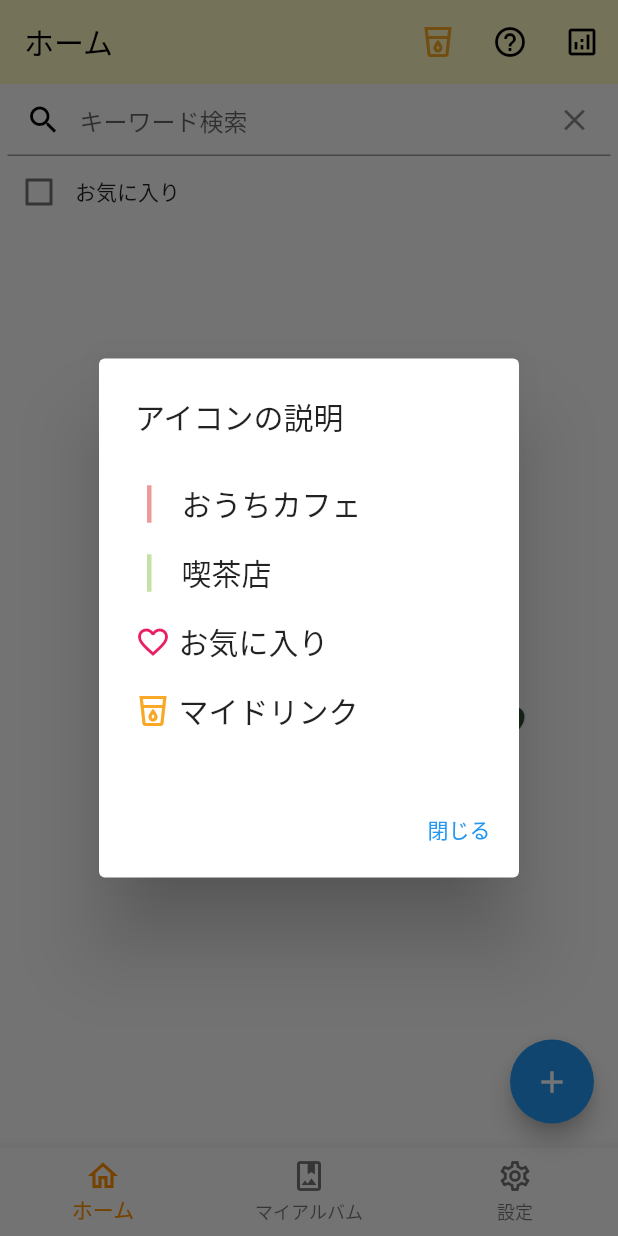
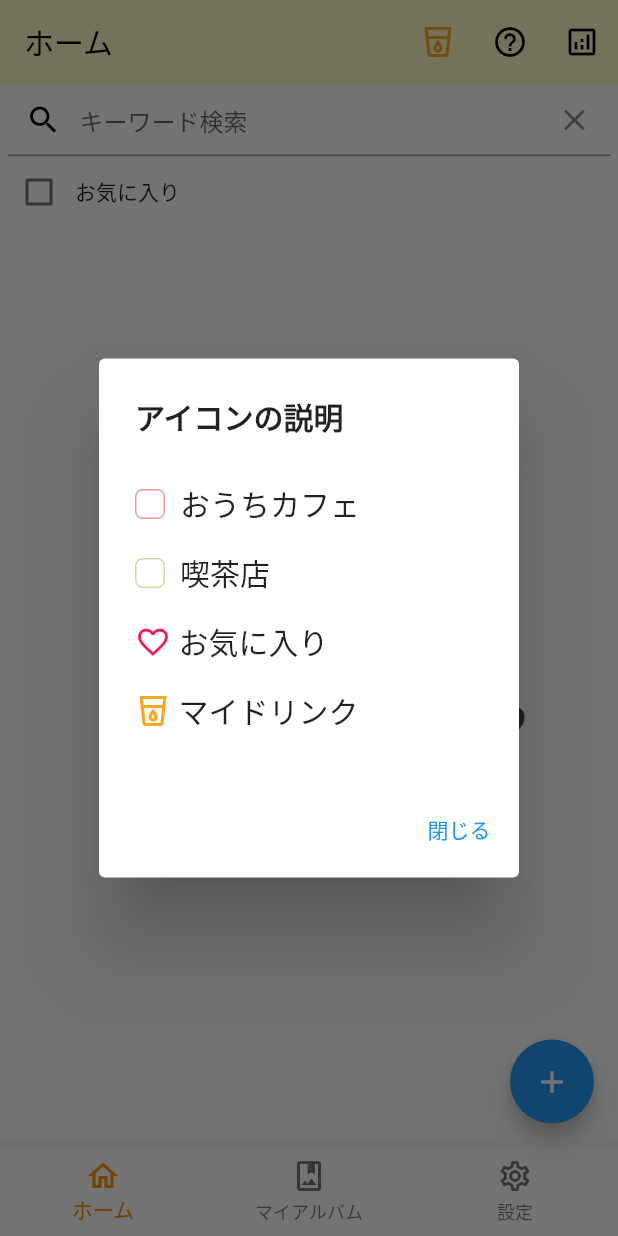
Before and after one commit to y0303noki/DrinkMemo, a Flutter app: the screen it shows after launch, after a tap on the "help outline" icon, on a phone screen of 412 x 824 dp. Run offline on Flutter 3.47's test engine with Material 2 defaults, Android fonts, the phone set to English and light mode, and no system bars; drawn by our look-alikes of flutter_easyloading; our stand-ins replace cloud_firestore, firebase_auth, firebase_core, firebase_storage, flutter_typeahead, image_picker; accounts and stored records are empty; network calls fail.

Commit message:
チュートリアル修正

```diff
--- a/lib/main.dart
+++ b/lib/main.dart
@@ -65,6 +65,7 @@ class MyApp extends StatelessWidget {
       ],
       child: MaterialApp(
         title: 'ドリンクメモ',
+        debugShowCheckedModeBanner: false,
         // theme: ThemeData(
         //   primarySwatch: Common.lightPrimaryColor, // ここ
         // ),
--- a/lib/providers/user/user_provider.dart
+++ b/lib/providers/user/user_provider.dart
@@ -70,6 +70,7 @@ class UserProvider extends ChangeNotifier {
 
         // 初めての起動ときはチュートリアルを入れる
         await _coffeeDb.createSample();
+        await _coffeeDb.fetchCoffeeDatas();
       } else {
         _userModel = findUserData;
       }
--- a/lib/widgets/custom_dialog.dart
+++ b/lib/widgets/custom_dialog.dart
@@ -34,11 +34,15 @@ class CustomDialog {
                     padding: EdgeInsets.fromLTRB(0, 0, 10, 0),
                     child: Text('名前'),
                   ),
-                  Text(
+                  Container(
+                    constraints: const BoxConstraints(maxWidth: 180),
+                    child: Text(
                       myCoffeeModel.name,
                       style: const TextStyle(
                         fontWeight: FontWeight.bold,
                         fontSize: 30,
+                      ),
+                      overflow: TextOverflow.ellipsis,
                     ),
                   ),
                 ],
@@ -54,10 +58,14 @@ class CustomDialog {
                           padding: EdgeInsets.fromLTRB(0, 0, 10, 0),
                           child: Text('店名'),
                         ),
-                        Text(
+                        Container(
+                          constraints: const BoxConstraints(maxWidth: 180),
+                          child: Text(
                             myCoffeeModel.shopName,
                             style: const TextStyle(
                               fontSize: 25,
+                            ),
+                            overflow: TextOverflow.ellipsis,
                           ),
                         ),
                       ],
@@ -126,21 +134,31 @@ class CustomDialog {
       // barrierDismissible: false,
       builder: (_) {
         return AlertDialog(
-          title: const Text('アイコンの説明'),
+          title: const Text(
+            'アイコンの説明',
+            style: TextStyle(
+              fontWeight: FontWeight.bold,
+              fontSize: 20,
+            ),
+          ),
           content: Container(
             child: Column(
               mainAxisSize: MainAxisSize.min, // columnの高さを自動調整
               children: [
                 Padding(
-                  padding: const EdgeInsets.all(8.0),
+                  padding: const EdgeInsets.fromLTRB(0, 8, 0, 8),
                   child: Row(
                     children: [
                       Container(
-                        margin: const EdgeInsets.fromLTRB(0, 0, 20, 0),
-                        width: 3,
-                        height: 25,
+                        margin: const EdgeInsets.fromLTRB(0, 0, 10, 0),
+                        width: 20,
+                        height: 20,
+                        decoration: BoxDecoration(
+                          border: Border.all(
                               color: ColorUtility()
-                            .toColorByCofeType(CafeType.TYPE_HOME_CAFE),
+                                  .toColorByCofeType(CafeType.TYPE_HOME_CAFE)),
+                          borderRadius: BorderRadius.circular(5),
+                        ),
                       ),
                       const Text(
                         CafeType.HOME_CAFE,
@@ -152,15 +170,20 @@ class CustomDialog {
                   ),
                 ),
                 Padding(
-                  padding: const EdgeInsets.all(8.0),
+                  padding: const EdgeInsets.fromLTRB(0, 8, 0, 8),
                   child: Row(
                     children: [
                       Container(
-                        margin: const EdgeInsets.fromLTRB(0, 0, 20, 0),
-                        width: 3,
-                        height: 25,
+                        margin: const EdgeInsets.fromLTRB(0, 0, 10, 0),
+                        width: 20,
+                        height: 20,
+                        decoration: BoxDecoration(
+                          border: Border.all(
                             color: ColorUtility()
                                 .toColorByCofeType(CafeType.TYPE_SHOP_CAFE),
+                          ),
+                          borderRadius: BorderRadius.circular(5),
+                        ),
                       ),
                       const Text(
                         CafeType.SHOP_CAFE,
```
Also changed, not shown: lib/database/coffee_firebase.dart (+23 -11 lines). Lines whose indentation alone changed are shown as unchanged.
